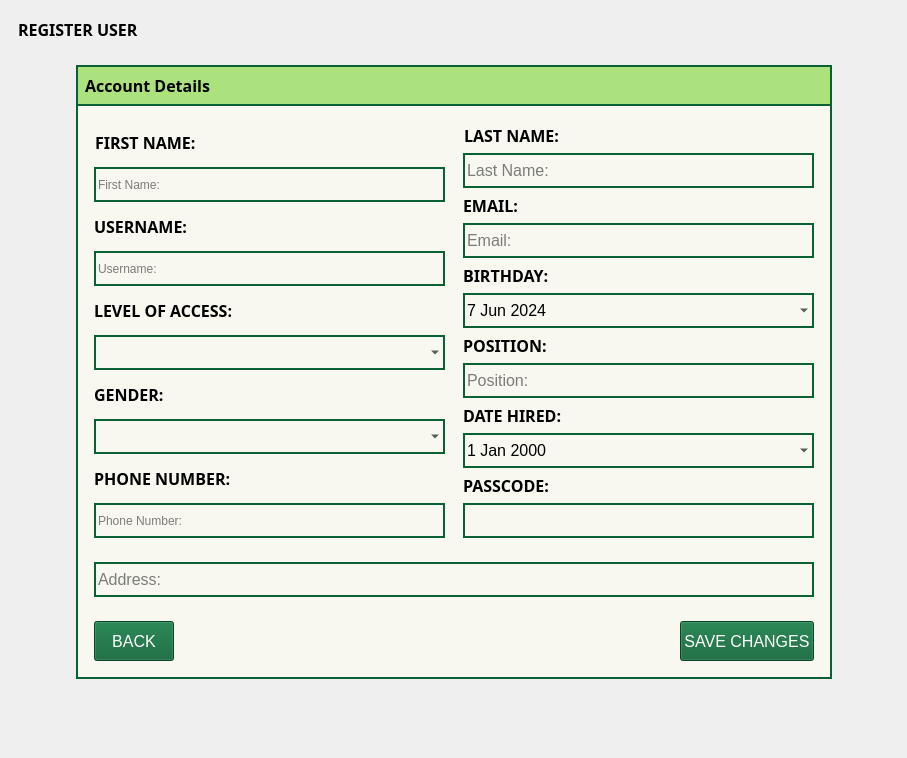
Before: the Qt Designer form Screens/MainMenuScreens/Registration/Registration_user.ui in Bideiro/Ranil_project_py, drawn with Qt 5.
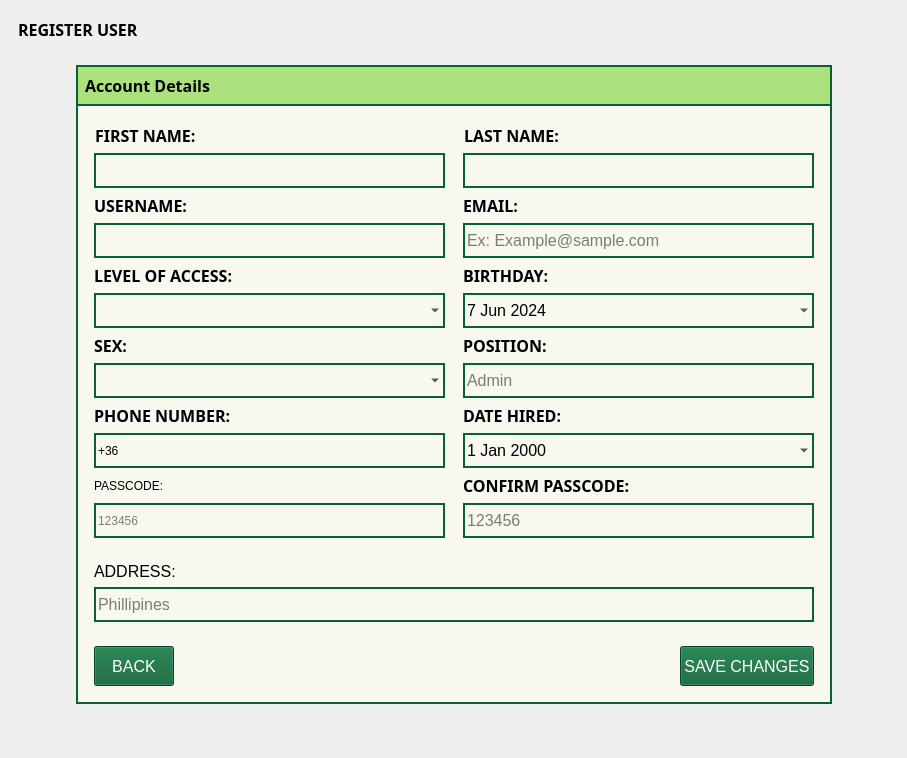
After: the same form once the commit is applied.

Patch:
```diff
--- a/Screens/MainMenuScreens/Registration/Registration_user.ui
+++ b/Screens/MainMenuScreens/Registration/Registration_user.ui
@@ -235,9 +235,6 @@
                      <property name="cursorPosition">
                       <number>0</number>
                      </property>
-                     <property name="placeholderText">
-                      <string>First Name:</string>
-                     </property>
                     </widget>
                    </item>
                    <item>
@@ -270,7 +267,7 @@
                       </size>
                      </property>
                      <property name="placeholderText">
-                      <string>Username:</string>
+                      <string/>
                      </property>
                     </widget>
                    </item>
@@ -335,7 +332,7 @@
                       </font>
                      </property>
                      <property name="text">
-                      <string>GENDER:</string>
+                      <string>SEX:</string>
                      </property>
                     </widget>
                    </item>
@@ -388,10 +385,39 @@
                       </size>
                      </property>
                      <property name="text">
-                      <string/>
+                      <string>+36</string>
                      </property>
                      <property name="placeholderText">
-                      <string>Phone Number:</string>
+                      <string>+369123456789</string>
+                     </property>
+                    </widget>
+                   </item>
+                   <item>
+                    <widget class="QLabel" name="label_14">
+                     <property name="text">
+                      <string>PASSCODE:</string>
+                     </property>
+                    </widget>
+                   </item>
+                   <item>
+                    <widget class="QLineEdit" name="PCode_LE">
+                     <property name="sizePolicy">
+                      <sizepolicy hsizetype="Minimum" vsizetype="Fixed">
+                       <horstretch>0</horstretch>
+                       <verstretch>0</verstretch>
+                      </sizepolicy>
+                     </property>
+                     <property name="minimumSize">
+                      <size>
+                       <width>25</width>
+                       <height>35</height>
+                      </size>
+                     </property>
+                     <property name="maxLength">
+                      <number>6</number>
+                     </property>
+                     <property name="placeholderText">
+                      <string>123456</string>
                      </property>
                     </widget>
                    </item>
@@ -448,9 +474,6 @@
                      <property name="text">
                       <string/>
                      </property>
-                     <property name="placeholderText">
-                      <string>Last Name:</string>
-                     </property>
                     </widget>
                    </item>
                    <item>
@@ -486,7 +509,7 @@
                       <string/>
                      </property>
                      <property name="placeholderText">
-                      <string>Email:</string>
+                      <string>Ex: Example@sample.com</string>
                      </property>
                     </widget>
                    </item>
@@ -586,7 +609,7 @@
                       <string/>
                      </property>
                      <property name="placeholderText">
-                      <string>Position:</string>
+                      <string>Admin</string>
                      </property>
                     </widget>
                    </item>
@@ -644,12 +667,12 @@
                       </font>
                      </property>
                      <property name="text">
-                      <string>PASSCODE:</string>
+                      <string>CONFIRM PASSCODE:</string>
                      </property>
                     </widget>
                    </item>
                    <item>
-                    <widget class="QLineEdit" name="PCode_LE">
+                    <widget class="QLineEdit" name="CPass_LE">
                      <property name="sizePolicy">
                       <sizepolicy hsizetype="Minimum" vsizetype="Fixed">
                        <horstretch>0</horstretch>
@@ -662,6 +685,12 @@
                        <height>35</height>
                       </size>
                      </property>
+                     <property name="maxLength">
+                      <number>6</number>
+                     </property>
+                     <property name="placeholderText">
+                      <string>123456</string>
+                     </property>
                     </widget>
                    </item>
                   </layout>
@@ -679,6 +708,13 @@
                 </size>
                </property>
                <layout class="QVBoxLayout" name="verticalLayout_7">
+                <item>
+                 <widget class="QLabel" name="label_15">
+                  <property name="text">
+                   <string>ADDRESS:</string>
+                  </property>
+                 </widget>
+                </item>
                 <item>
                  <widget class="QLineEdit" name="address_LE">
                   <property name="sizePolicy">
@@ -697,7 +733,7 @@
                    <string/>
                   </property>
                   <property name="placeholderText">
-                   <string>Address:</string>
+                   <string>Phillipines</string>
                   </property>
                  </widget>
                 </item>
```
Left out of the diff: 5 changed lines with no effect on the pictures.
